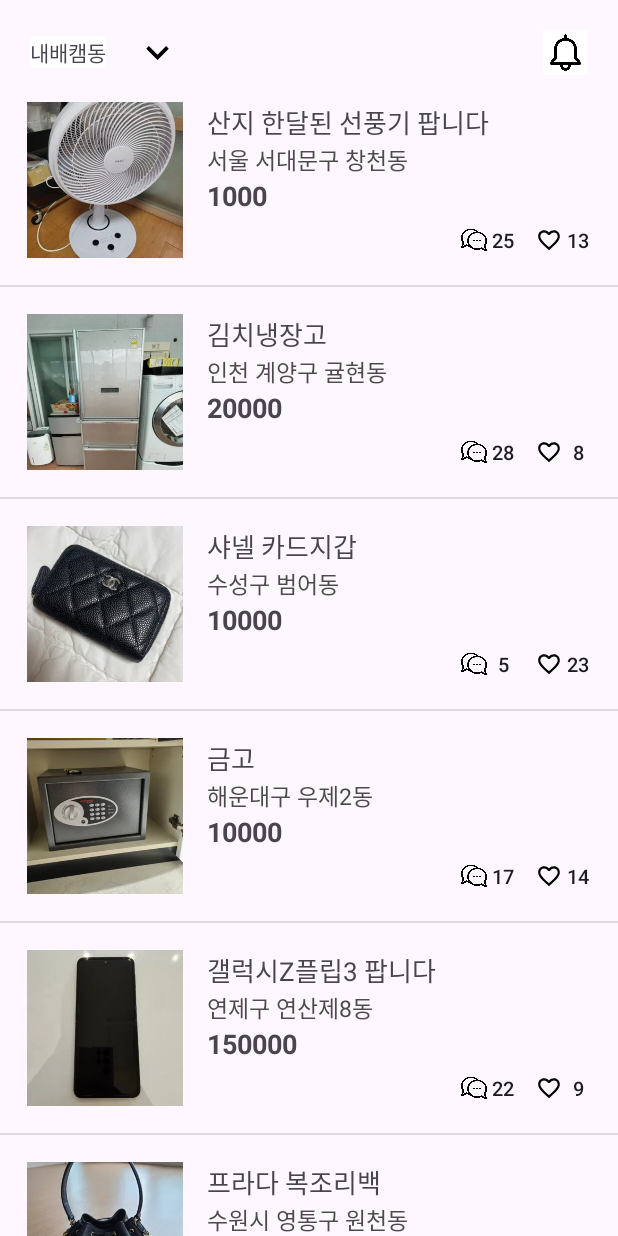
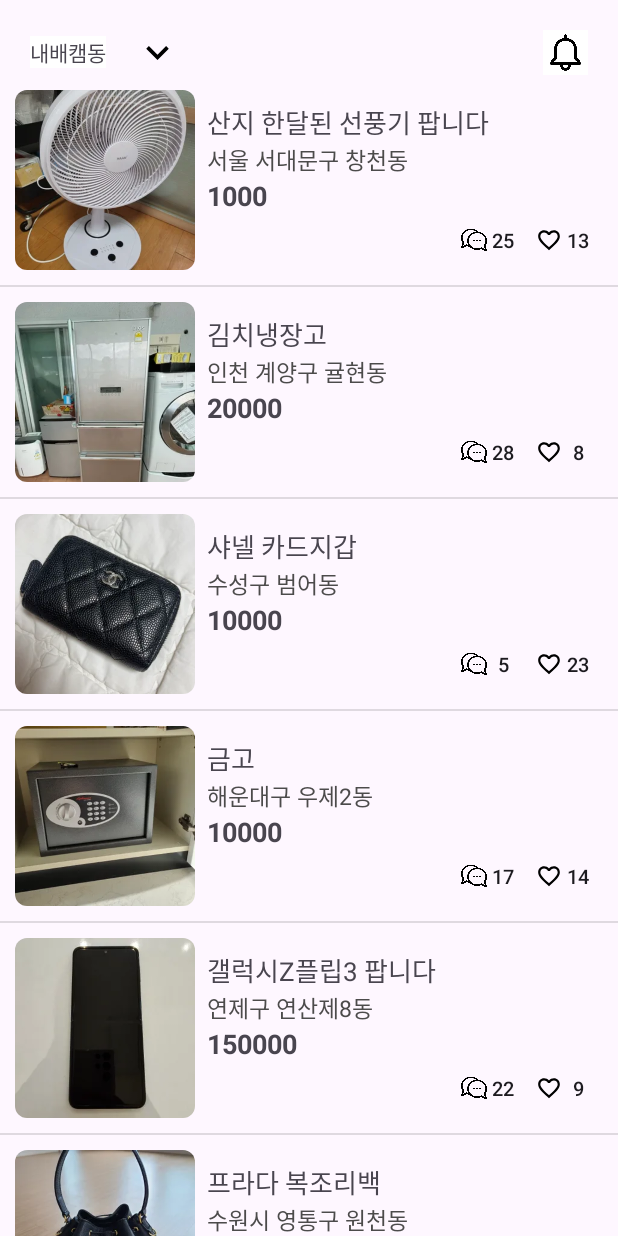
Before and after one commit to seojh5939/AdvancedMission, an Android app: the screen it shows after launch (MainPageActivity), on a phone screen of 412 x 824 dp. Run offline under Robolectric (Android 15) with nearby library versions, the phone set to English and light mode, and no system bars.

Commit message:
[DESIGN] : 🎨 RecyclerviewItem의 이미지 모서리 라운딩처리

```diff
--- a/app/src/main/java/bootcamp/sparta/myapplemarket/main/MainPageRecyclerViewAdapter.kt
+++ b/app/src/main/java/bootcamp/sparta/myapplemarket/main/MainPageRecyclerViewAdapter.kt
@@ -37,6 +37,7 @@ class MainPageRecyclerViewAdapter : RecyclerView.Adapter<MainPageRecyclerViewAda
 
         private fun initView() {
             image = binding.itemMainImage
+            image.clipToOutline = true
             title = binding.itemMainTitle
             location = binding.itemMainLocation
             price = binding.itemMainPrice
--- /dev/null
+++ b/app/src/main/res/drawable/rv_tiem_image_border.xml
@@ -0,0 +1,4 @@
+<?xml version="1.0" encoding="utf-8"?>
+<shape xmlns:android="http://schemas.android.com/apk/res/android">
+    <corners android:radius="8dp" />
+</shape>
--- a/app/src/main/res/layout/main_item_recyclerview.xml
+++ b/app/src/main/res/layout/main_item_recyclerview.xml
@@ -10,7 +10,8 @@
         android:id="@+id/item_main_image"
         android:layout_width="@dimen/thumb_image_size"
         android:layout_height="@dimen/thumb_image_size"
-        android:padding="@dimen/padding_8"
+        android:scaleType="centerCrop"
+        android:background="@drawable/rv_tiem_image_border"
         app:layout_constraintStart_toStartOf="parent"
         app:layout_constraintTop_toTopOf="parent"
         tools:src="@color/black" />
```
